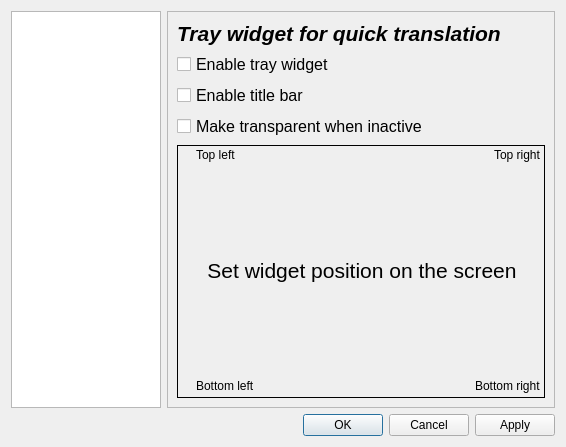
Qt form src/GUI/settingsdialog.ui (denix56/Apertium-GP) before a commit.
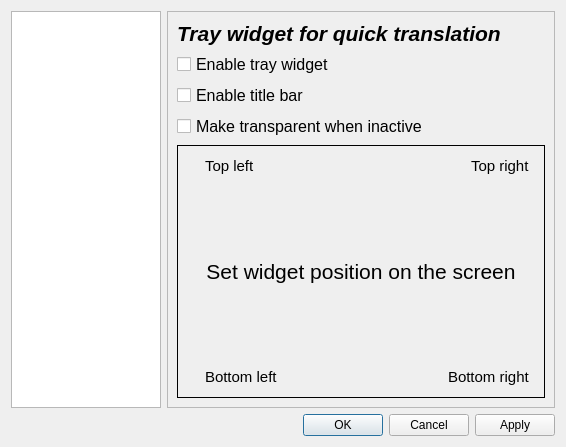
The same form after that commit.

Diff of the .ui file:
```diff
--- a/src/GUI/settingsdialog.ui
+++ b/src/GUI/settingsdialog.ui
@@ -149,7 +149,34 @@
            </property>
           </widget>
          </item>
-         <item row="5" column="0">
+         <item row="3" column="0">
+          <widget class="QCheckBox" name="titleBarEnabled">
+           <property name="font">
+            <font>
+             <pointsize>12</pointsize>
+            </font>
+           </property>
+           <property name="toolTip">
+            <string>Enable this option if you have problems with displaying tray icon</string>
+           </property>
+           <property name="text">
+            <string>Enable title bar</string>
+           </property>
+          </widget>
+         </item>
+         <item row="4" column="0">
+          <widget class="QCheckBox" name="transparentEnabled">
+           <property name="font">
+            <font>
+             <pointsize>12</pointsize>
+            </font>
+           </property>
+           <property name="text">
+            <string>Make transparent when inactive</string>
+           </property>
+          </widget>
+         </item>
+         <item row="6" column="0">
           <widget class="QWidget" name="screenWidget" native="true">
            <property name="sizePolicy">
             <sizepolicy hsizetype="Expanding" vsizetype="Expanding">
@@ -165,18 +192,35 @@
 background: transparent;
 }</string>
            </property>
-           <widget class="QWidget" name="gridLayoutWidget">
-            <property name="geometry">
-             <rect>
-              <x>0</x>
-              <y>0</y>
-              <width>370</width>
-              <height>251</height>
-             </rect>
-            </property>
-            <layout class="QGridLayout" name="gridLayout_7">
-             <item row="1" column="0" alignment="Qt::AlignLeft|Qt::AlignTop">
+           <layout class="QGridLayout" name="gridLayout_6">
+            <item row="1" column="0" colspan="3">
+             <widget class="QLabel" name="info">
+              <property name="font">
+               <font>
+                <pointsize>16</pointsize>
+               </font>
+              </property>
+              <property name="text">
+               <string>Set widget position on the screen</string>
+              </property>
+              <property name="alignment">
+               <set>Qt::AlignCenter</set>
+              </property>
+             </widget>
+            </item>
+            <item row="0" column="0" alignment="Qt::AlignLeft|Qt::AlignTop">
               <widget class="QCheckBox" name="Topleft">
+              <property name="sizePolicy">
+               <sizepolicy hsizetype="Minimum" vsizetype="Preferred">
+                <horstretch>0</horstretch>
+                <verstretch>0</verstretch>
+               </sizepolicy>
+              </property>
+              <property name="font">
+               <font>
+                <pointsize>11</pointsize>
+               </font>
+              </property>
                <property name="focusPolicy">
                 <enum>Qt::NoFocus</enum>
                </property>
@@ -188,8 +232,19 @@
                </property>
               </widget>
              </item>
-             <item row="1" column="1" alignment="Qt::AlignRight|Qt::AlignTop">
+            <item row="0" column="2" alignment="Qt::AlignRight|Qt::AlignTop">
               <widget class="QCheckBox" name="TopRight">
+              <property name="sizePolicy">
+               <sizepolicy hsizetype="Minimum" vsizetype="Preferred">
+                <horstretch>0</horstretch>
+                <verstretch>0</verstretch>
+               </sizepolicy>
+              </property>
+              <property name="font">
+               <font>
+                <pointsize>11</pointsize>
+               </font>
+              </property>
                <property name="focusPolicy">
                 <enum>Qt::NoFocus</enum>
                </property>
@@ -198,8 +253,19 @@
                </property>
               </widget>
              </item>
-             <item row="3" column="1" alignment="Qt::AlignRight|Qt::AlignBottom">
+            <item row="2" column="2" alignment="Qt::AlignRight|Qt::AlignBottom">
               <widget class="QCheckBox" name="BottomRight">
+              <property name="sizePolicy">
+               <sizepolicy hsizetype="Minimum" vsizetype="Preferred">
+                <horstretch>0</horstretch>
+                <verstretch>0</verstretch>
+               </sizepolicy>
+              </property>
+              <property name="font">
+               <font>
+                <pointsize>11</pointsize>
+               </font>
+              </property>
                <property name="focusPolicy">
                 <enum>Qt::NoFocus</enum>
                </property>
@@ -211,8 +277,19 @@
                </property>
               </widget>
              </item>
-             <item row="3" column="0" alignment="Qt::AlignLeft|Qt::AlignBottom">
+            <item row="2" column="0" alignment="Qt::AlignLeft|Qt::AlignBottom">
               <widget class="QCheckBox" name="BottomLeft">
+              <property name="sizePolicy">
+               <sizepolicy hsizetype="Minimum" vsizetype="Preferred">
+                <horstretch>0</horstretch>
+                <verstretch>0</verstretch>
+               </sizepolicy>
+              </property>
+              <property name="font">
+               <font>
+                <pointsize>11</pointsize>
+               </font>
+              </property>
                <property name="mouseTracking">
                 <bool>true</bool>
                </property>
@@ -224,45 +301,7 @@
                </property>
               </widget>
              </item>
-             <item row="2" column="0" colspan="2">
-              <widget class="QLabel" name="info">
-               <property name="text">
-                <string>&lt;html&gt;&lt;head/&gt;&lt;body&gt;&lt;p&gt;&lt;span style=&quot; font-size:16pt;&quot;&gt;Set widget position on the screen&lt;/span&gt;&lt;/p&gt;&lt;/body&gt;&lt;/html&gt;</string>
-               </property>
-               <property name="alignment">
-                <set>Qt::AlignCenter</set>
-               </property>
-              </widget>
-             </item>
-            </layout>
-           </widget>
-          </widget>
-         </item>
-         <item row="3" column="0">
-          <widget class="QCheckBox" name="titleBarEnabled">
-           <property name="font">
-            <font>
-             <pointsize>12</pointsize>
-            </font>
-           </property>
-           <property name="toolTip">
-            <string>Enable this option if you have problems with displaying tray icon</string>
-           </property>
-           <property name="text">
-            <string>Enable title bar</string>
-           </property>
-          </widget>
-         </item>
-         <item row="4" column="0">
-          <widget class="QCheckBox" name="transparentEnabled">
-           <property name="font">
-            <font>
-             <pointsize>12</pointsize>
-            </font>
-           </property>
-           <property name="text">
-            <string>Make transparent when inactive</string>
-           </property>
+           </layout>
           </widget>
          </item>
         </layout>
```
Left out of the diff: 9 changed lines with no effect on the pictures. Lines whose indentation alone changed are shown as unchanged.
